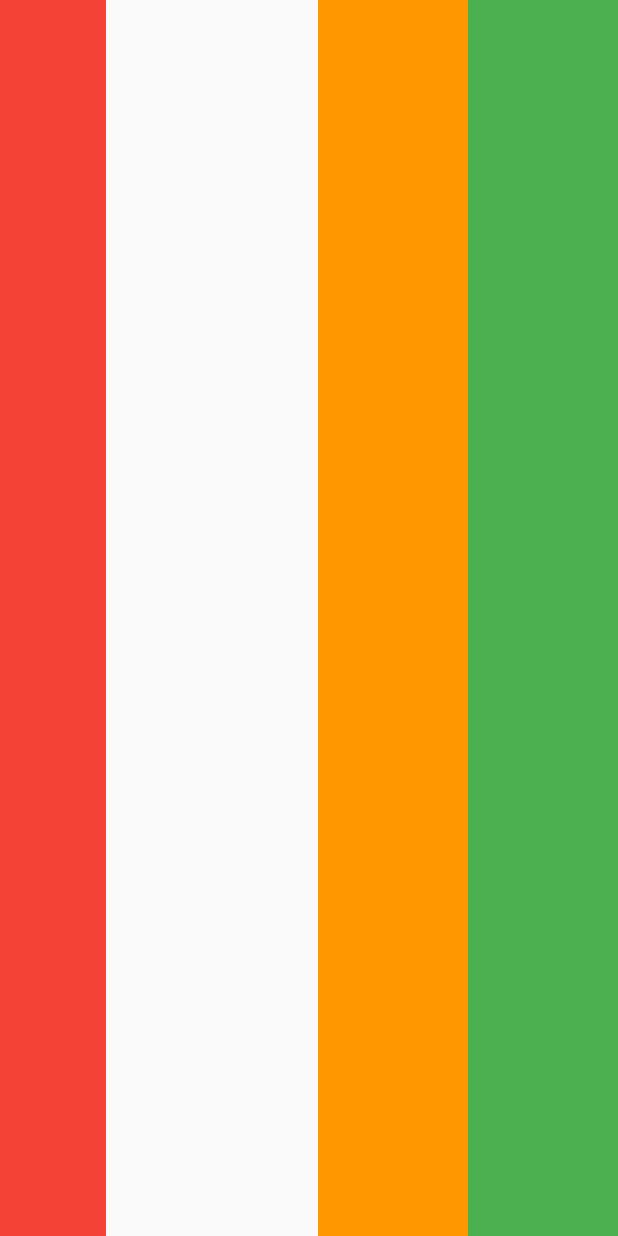
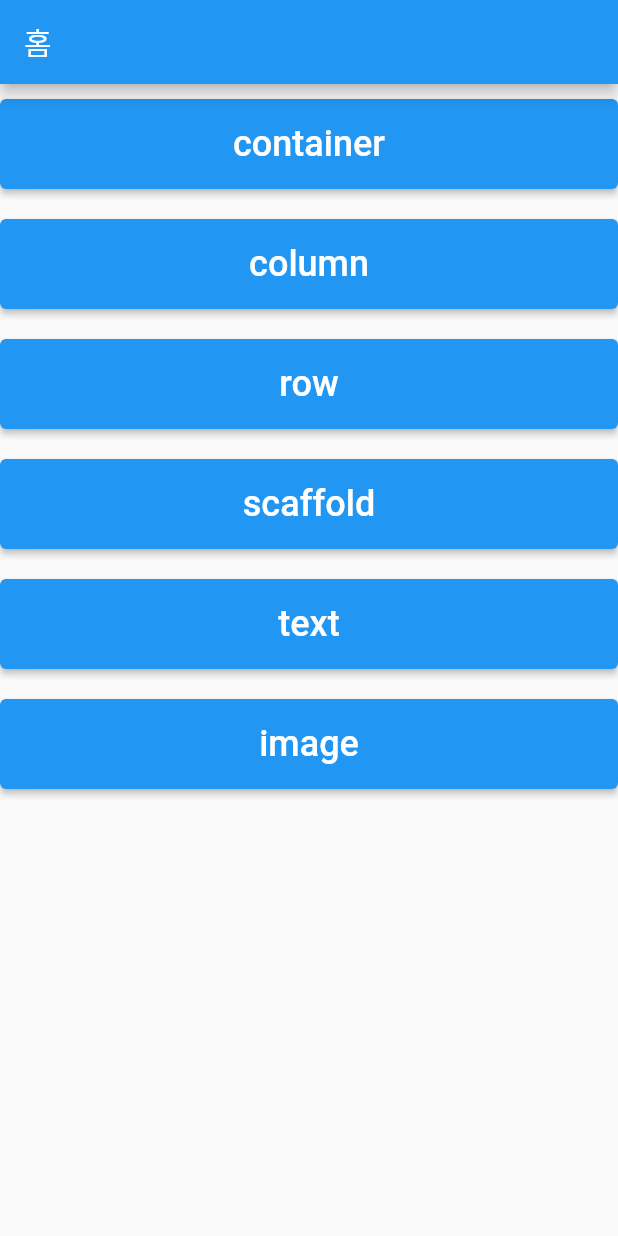
Before and after one commit to jdfakd/flutter_lecture_first, a Flutter app: the screen it shows after launch, on a phone screen of 412 x 824 dp. Run offline on Flutter 3.47's test engine with Material 2 defaults, Android fonts, the phone set to English and light mode, and no system bars.

Commit message:
44444444

```diff
--- /dev/null
+++ b/lib/ch3/image_screen.dart
@@ -0,0 +1,14 @@
+import 'package:flutter/material.dart';
+
+class ImageScreen extends StatelessWidget {
+  const ImageScreen({super.key});
+
+  @override
+  Widget build(BuildContext context) {
+    return Scaffold(
+      appBar: AppBar(
+        title: Text("ImageScreen"),
+      ),
+    );
+  }
+}
--- /dev/null
+++ b/lib/home_screen.dart
@@ -0,0 +1,58 @@
+import 'package:flutter/cupertino.dart';
+import 'package:flutter/material.dart';
+import 'package:flutter_lecture_first/ch3/column_screen.dart';
+import 'package:flutter_lecture_first/ch3/container_screen.dart';
+import 'package:flutter_lecture_first/ch3/image_screen.dart';
+import 'package:flutter_lecture_first/ch3/row_screen.dart';
+import 'package:flutter_lecture_first/ch3/scaffold_screen.dart';
+import 'package:flutter_lecture_first/ch3/text_screen.dart';
+
+class HomeScreen extends StatefulWidget {
+  const HomeScreen({super.key});
+
+  @override
+  State<HomeScreen> createState() => _HomeScreenState();
+}
+
+class _HomeScreenState extends State<HomeScreen> {
+  @override
+  Widget build(BuildContext context) {
+    return Scaffold(
+      appBar: AppBar(title: Text("홈")),
+      body: Column(
+        children: [
+          button(page: ContainerScreen(), name: "container"),
+          button(page: ColumnScreen(), name: "column"),
+          button(page: RowScreen(), name: "row"),
+          button(page: ScaffoldScreen(), name: "scaffold"),
+          button(page: TextScreen(), name: "text"),
+          button(page: ImageScreen(), name: "image")
+        ],
+      ),
+    );
+  }
+
+  Widget button({required Widget page, required String name}) {
+    return Container(
+      width: double.infinity,
+      height: 60,
+      margin: EdgeInsets.symmetric(vertical: 10),
+      child: ElevatedButton(
+          onPressed: () {
+            Navigator.push(
+              context,
+              MaterialPageRoute(
+                builder: (context) {
+                  return page;
+                },
+              ),
+            );
+          },
+          child: Text(
+            name,
+            style: TextStyle(fontSize: 24),
+          ),
+      ),
+    );
+  }
+}
--- a/lib/main.dart
+++ b/lib/main.dart
@@ -2,6 +2,7 @@
 import 'package:flutter/cupertino.dart';
 import 'package:flutter/material.dart';
 import 'package:flutter_lecture_first/ch3/container_screen.dart';
+import 'package:flutter_lecture_first/home_screen.dart';
 
 import 'ch3/column_screen.dart';
 import 'ch3/row_screen.dart';
@@ -20,7 +21,7 @@ class MyApp extends StatelessWidget {
   @override
   Widget build(BuildContext context) {
     return MaterialApp(
-      home: RowScreen(),
+      home: HomeScreen(),
     );
   }
 }
```
Also changed, not shown: lib/ch2/animal/bird.dart (+17 -1 lines), lib/ch2/animal/item.dart (added, +17 -0 lines), lib/ch2/homework_car.dart (added, +124 -0 lines), lib/ch3/scaffold_screen.dart (added, +68 -0 lines), lib/ch3/text_screen.dart (added, +29 -0 lines), assets/cat.png (added), 4 other files.
